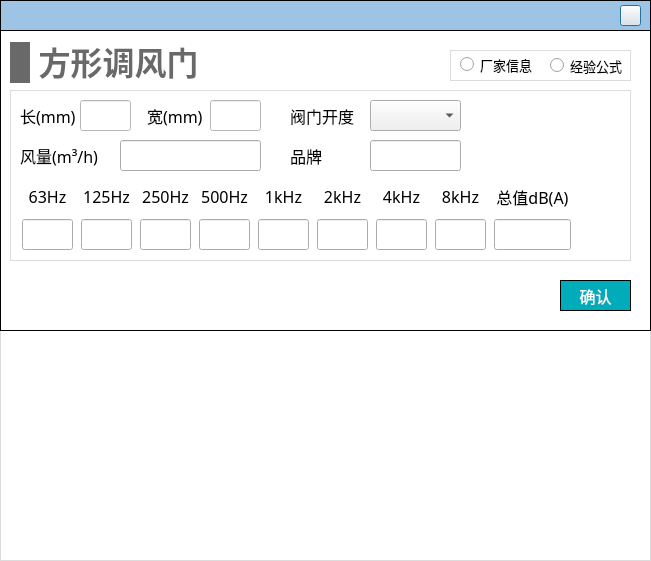
Old version of the form NoiseCalSoft/inputDialog/dialog_rect_damper.ui in the repository haobana/NoiCal.
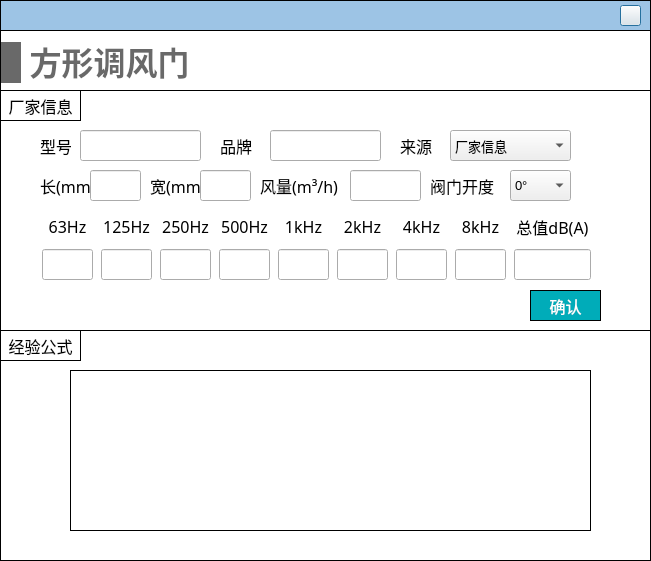
New version of the form. Icons and pictures are not drawn.

```diff
--- a/NoiseCalSoft/inputDialog/dialog_rect_damper.ui
+++ b/NoiseCalSoft/inputDialog/dialog_rect_damper.ui
@@ -87,16 +87,16 @@
    <widget class="QWidget" name="widget_2" native="true">
     <property name="geometry">
      <rect>
-      <x>10</x>
+      <x>0</x>
       <y>60</y>
-      <width>621</width>
-      <height>171</height>
+      <width>651</width>
+      <height>241</height>
      </rect>
     </property>
     <property name="styleSheet">
      <string notr="true">#widget_2
 {
-border: 1px solid #DCDCDC;
+border: 1px solid #000000;
 }
 
 QLabel
@@ -123,9 +123,9 @@
     <widget class="QLineEdit" name="lineEdit_brand">
      <property name="geometry">
       <rect>
-       <x>360</x>
-       <y>50</y>
-       <width>91</width>
+       <x>270</x>
+       <y>40</y>
+       <width>111</width>
        <height>31</height>
       </rect>
      </property>
@@ -133,8 +133,8 @@
     <widget class="QLabel" name="label_4">
      <property name="geometry">
       <rect>
-       <x>280</x>
-       <y>50</y>
+       <x>220</x>
+       <y>40</y>
        <width>41</width>
        <height>31</height>
       </rect>
@@ -152,8 +152,8 @@
     <widget class="QLabel" name="label_5">
      <property name="geometry">
       <rect>
-       <x>280</x>
-       <y>10</y>
+       <x>430</x>
+       <y>80</y>
        <width>71</width>
        <height>31</height>
       </rect>
@@ -171,18 +171,53 @@
     <widget class="QComboBox" name="comboBox_angle">
      <property name="geometry">
       <rect>
-       <x>360</x>
-       <y>10</y>
-       <width>91</width>
+       <x>510</x>
+       <y>80</y>
+       <width>61</width>
        <height>31</height>
       </rect>
      </property>
+     <item>
+      <property name="text">
+       <string>0°</string>
+      </property>
+     </item>
+     <item>
+      <property name="text">
+       <string>15°</string>
+      </property>
+     </item>
+     <item>
+      <property name="text">
+       <string>30°</string>
+      </property>
+     </item>
+     <item>
+      <property name="text">
+       <string>45°</string>
+      </property>
+     </item>
+     <item>
+      <property name="text">
+       <string>60°</string>
+      </property>
+     </item>
+     <item>
+      <property name="text">
+       <string>75°</string>
+      </property>
+     </item>
+     <item>
+      <property name="text">
+       <string>90°</string>
+      </property>
+     </item>
     </widget>
     <widget class="QLabel" name="label_16">
      <property name="geometry">
       <rect>
-       <x>10</x>
-       <y>50</y>
+       <x>260</x>
+       <y>80</y>
        <width>81</width>
        <height>31</height>
       </rect>
@@ -200,125 +235,18 @@
     <widget class="QLineEdit" name="lineEdit_air_volume">
      <property name="geometry">
       <rect>
-       <x>110</x>
-       <y>50</y>
-       <width>141</width>
+       <x>350</x>
+       <y>80</y>
+       <width>71</width>
        <height>31</height>
       </rect>
      </property>
     </widget>
-    <widget class="QStackedWidget" name="stackedWidget_input">
-     <property name="geometry">
-      <rect>
-       <x>10</x>
-       <y>10</y>
-       <width>241</width>
-       <height>31</height>
-      </rect>
-     </property>
-     <property name="styleSheet">
-      <string notr="true">background-color: rgb(255, 255, 255);</string>
-     </property>
-     <property name="currentIndex">
-      <number>0</number>
-     </property>
-     <widget class="QWidget" name="page_formula">
-      <widget class="QLabel" name="label_13">
-       <property name="geometry">
-        <rect>
-         <x>0</x>
-         <y>0</y>
-         <width>61</width>
-         <height>31</height>
-        </rect>
-       </property>
-       <property name="font">
-        <font>
-         <family>黑体</family>
-         <pointsize>-1</pointsize>
-        </font>
-       </property>
-       <property name="text">
-        <string>长(mm)</string>
-       </property>
-      </widget>
-      <widget class="QLineEdit" name="lineEdit_length">
-       <property name="geometry">
-        <rect>
-         <x>60</x>
-         <y>0</y>
-         <width>51</width>
-         <height>31</height>
-        </rect>
-       </property>
-      </widget>
-      <widget class="QLineEdit" name="lineEdit_width">
-       <property name="geometry">
-        <rect>
-         <x>190</x>
-         <y>0</y>
-         <width>51</width>
-         <height>31</height>
-        </rect>
-       </property>
-      </widget>
-      <widget class="QLabel" name="label_18">
-       <property name="geometry">
-        <rect>
-         <x>127</x>
-         <y>0</y>
-         <width>61</width>
-         <height>31</height>
-        </rect>
-       </property>
-       <property name="font">
-        <font>
-         <family>黑体</family>
-         <pointsize>-1</pointsize>
-        </font>
-       </property>
-       <property name="text">
-        <string>宽(mm)</string>
-       </property>
-      </widget>
-     </widget>
-     <widget class="QWidget" name="page_known">
-      <widget class="QLabel" name="label_17">
-       <property name="geometry">
-        <rect>
-         <x>0</x>
-         <y>0</y>
-         <width>31</width>
-         <height>31</height>
-        </rect>
-       </property>
-       <property name="font">
-        <font>
-         <family>黑体</family>
-         <pointsize>-1</pointsize>
-        </font>
-       </property>
-       <property name="text">
-        <string>型号</string>
-       </property>
-      </widget>
-      <widget class="QLineEdit" name="lineEdit_model">
-       <property name="geometry">
-        <rect>
-         <x>100</x>
-         <y>0</y>
-         <width>121</width>
-         <height>31</height>
-        </rect>
-       </property>
-      </widget>
-     </widget>
-    </widget>
     <widget class="QWidget" name="layoutWidget_3">
      <property name="geometry">
       <rect>
-       <x>10</x>
-       <y>90</y>
+       <x>40</x>
+       <y>120</y>
        <width>561</width>
        <height>72</height>
       </rect>
@@ -791,24 +719,52 @@
       </item>
      </layout>
     </widget>
-   </widget>
-   <widget class="QPushButton" name="pushButton_confirm">
-    <property name="geometry">
-     <rect>
-      <x>560</x>
-      <y>250</y>
-      <width>71</width>
-      <height>31</height>
-     </rect>
-    </property>
-    <property name="font">
-     <font>
-      <family>黑体</family>
-      <pointsize>12</pointsize>
-     </font>
-    </property>
-    <property name="styleSheet">
-     <string notr="true">QPushButton
+    <widget class="QLabel" name="label_17">
+     <property name="geometry">
+      <rect>
+       <x>40</x>
+       <y>40</y>
+       <width>31</width>
+       <height>31</height>
+      </rect>
+     </property>
+     <property name="font">
+      <font>
+       <family>黑体</family>
+       <pointsize>-1</pointsize>
+      </font>
+     </property>
+     <property name="text">
+      <string>型号</string>
+     </property>
+    </widget>
+    <widget class="QLineEdit" name="lineEdit_model">
+     <property name="geometry">
+      <rect>
+       <x>80</x>
+       <y>40</y>
+       <width>121</width>
+       <height>31</height>
+      </rect>
+     </property>
+    </widget>
+    <widget class="QPushButton" name="pushButton_confirm">
+     <property name="geometry">
+      <rect>
+       <x>530</x>
+       <y>200</y>
+       <width>71</width>
+       <height>31</height>
+      </rect>
+     </property>
+     <property name="font">
+      <font>
+       <family>黑体</family>
+       <pointsize>12</pointsize>
+      </font>
+     </property>
+     <property name="styleSheet">
+      <string notr="true">QPushButton
 {
 	color:#ffffff; /*文字颜色*/
     background-color: #00ACB9;/*背景色*/
@@ -822,15 +778,138 @@
 background-color: rgb(0,142,153);
 color: white;
 }</string>
-    </property>
-    <property name="text">
-     <string>确认</string>
-    </property>
+     </property>
+     <property name="text">
+      <string>确认</string>
+     </property>
+    </widget>
+    <widget class="QLabel" name="label_7">
+     <property name="geometry">
+      <rect>
+       <x>0</x>
+       <y>0</y>
+       <width>81</width>
+       <height>31</height>
+      </rect>
+     </property>
+     <property name="font">
+      <font>
+       <family>黑体</family>
+       <pointsize>-1</pointsize>
+      </font>
+     </property>
+     <property name="styleSheet">
+      <string notr="true">border: 1px solid #000000;</string>
+     </property>
+     <property name="text">
+      <string>厂家信息</string>
+     </property>
+     <property name="alignment">
+      <set>Qt::AlignCenter</set>
+     </property>
+    </widget>
+    <widget class="QComboBox" name="comboBox_data_source">
+     <property name="geometry">
+      <rect>
+       <x>450</x>
+       <y>40</y>
+       <width>121</width>
+       <height>31</height>
+      </rect>
+     </property>
+     <item>
+      <property name="text">
+       <string>厂家信息</string>
+      </property>
+     </item>
+     <item>
+      <property name="text">
+       <string>设计预估</string>
+      </property>
+     </item>
+    </widget>
+    <widget class="QLabel" name="label_8">
+     <property name="geometry">
+      <rect>
+       <x>400</x>
+       <y>40</y>
+       <width>41</width>
+       <height>31</height>
+      </rect>
+     </property>
+     <property name="font">
+      <font>
+       <family>黑体</family>
+       <pointsize>-1</pointsize>
+      </font>
+     </property>
+     <property name="text">
+      <string>来源</string>
+     </property>
+    </widget>
+    <widget class="QLabel" name="label_18">
+     <property name="geometry">
+      <rect>
+       <x>40</x>
+       <y>80</y>
+       <width>51</width>
+       <height>31</height>
+      </rect>
+     </property>
+     <property name="font">
+      <font>
+       <family>黑体</family>
+       <pointsize>-1</pointsize>
+      </font>
+     </property>
+     <property name="text">
+      <string>长(mm)</string>
+     </property>
+    </widget>
+    <widget class="QLineEdit" name="lineEdit_length">
+     <property name="geometry">
+      <rect>
+       <x>90</x>
+       <y>80</y>
+       <width>51</width>
+       <height>31</height>
+      </rect>
+     </property>
+    </widget>
+    <widget class="QLineEdit" name="lineEdit_width">
+     <property name="geometry">
+      <rect>
+       <x>200</x>
+       <y>80</y>
+       <width>51</width>
+       <height>31</height>
+      </rect>
+     </property>
+    </widget>
+    <widget class="QLabel" name="label_19">
+     <property name="geometry">
+      <rect>
+       <x>150</x>
+       <y>80</y>
+       <width>51</width>
+       <height>31</height>
+      </rect>
+     </property>
+     <property name="font">
+      <font>
+       <family>黑体</family>
+       <pointsize>-1</pointsize>
+      </font>
+     </property>
+     <property name="text">
+      <string>宽(mm)</string>
+     </property>
+    </widget>
    </widget>
    <widget class="QWidget" name="layoutWidget_7">
     <property name="geometry">
      <rect>
-      <x>10</x>
+      <x>1</x>
       <y>10</y>
       <width>191</width>
       <height>45</height>
@@ -887,62 +966,8 @@
      </item>
     </layout>
    </widget>
-   <widget class="QWidget" name="widget_7" native="true">
-    <property name="geometry">
-     <rect>
-      <x>450</x>
-      <y>20</y>
-      <width>181</width>
-      <height>31</height>
-     </rect>
-    </property>
-    <property name="styleSheet">
-     <string notr="true">#widget_7
-{
-border: 1px solid #DCDCDC;
-}</string>
-    </property>
-    <widget class="QRadioButton" name="radioButton_known">
-     <property name="geometry">
-      <rect>
-       <x>10</x>
-       <y>-1</y>
-       <width>81</width>
-       <height>31</height>
-      </rect>
-     </property>
-     <property name="font">
-      <font>
-       <family>黑体</family>
-       <pointsize>10</pointsize>
-      </font>
-     </property>
-     <property name="text">
-      <string>厂家信息</string>
-     </property>
-    </widget>
-    <widget class="QRadioButton" name="radioButton_formula">
-     <property name="geometry">
-      <rect>
-       <x>100</x>
-       <y>0</y>
-       <width>81</width>
-       <height>31</height>
-      </rect>
-     </property>
-     <property name="font">
-      <font>
-       <family>黑体</family>
-       <pointsize>10</pointsize>
-      </font>
-     </property>
-     <property name="text">
-      <string>经验公式</string>
-     </property>
-    </widget>
-   </widget>
   </widget>
-  <widget class="QStackedWidget" name="stackedWidget_descri">
+  <widget class="QWidget" name="widget" native="true">
    <property name="geometry">
     <rect>
      <x>0</x>
@@ -951,59 +976,47 @@
      <height>231</height>
     </rect>
    </property>
-   <property name="minimumSize">
-    <size>
-     <width>651</width>
-     <height>231</height>
-    </size>
-   </property>
    <property name="styleSheet">
-    <string notr="true">background-color: rgb(255, 255, 255);</string>
+    <string notr="true">border: 1px solid #000000;</string>
    </property>
-   <property name="currentIndex">
-    <number>0</number>
-   </property>
-   <widget class="QWidget" name="page_descri">
-    <widget class="QWidget" name="widget_6" native="true">
-     <property name="geometry">
-      <rect>
-       <x>0</x>
-       <y>0</y>
-       <width>651</width>
-       <height>231</height>
-      </rect>
-     </property>
-     <property name="minimumSize">
-      <size>
-       <width>651</width>
-       <height>231</height>
-      </size>
-     </property>
-     <property name="styleSheet">
-      <string notr="true">#widget_6
-{
-border: 1px solid #DCDCDC;
-}</string>
-     </property>
-     <widget class="QLabel" name="label">
-      <property name="geometry">
-       <rect>
-        <x>10</x>
-        <y>20</y>
-        <width>521</width>
-        <height>161</height>
-       </rect>
-      </property>
-      <property name="styleSheet">
-       <string notr="true">border-image: url(:/images/image/damper_desci.png);</string>
-      </property>
-      <property name="text">
-       <string/>
-      </property>
-     </widget>
-    </widget>
+   <widget class="QLabel" name="label">
+    <property name="geometry">
+     <rect>
+      <x>70</x>
+      <y>40</y>
+      <width>521</width>
+      <height>161</height>
+     </rect>
+    </property>
+    <property name="styleSheet">
+     <string notr="true">border-image: url(:/images/image/damper_desci.png);</string>
+    </property>
+    <property name="text">
+     <string/>
+    </property>
    </widget>
-   <widget class="QWidget" name="page_white"/>
+   <widget class="QLabel" name="label_6">
+    <property name="geometry">
+     <rect>
+      <x>0</x>
+      <y>0</y>
+      <width>81</width>
+      <height>31</height>
+     </rect>
+    </property>
+    <property name="font">
+     <font>
+      <family>黑体</family>
+      <pointsize>12</pointsize>
+     </font>
+    </property>
+    <property name="text">
+     <string>经验公式</string>
+    </property>
+    <property name="alignment">
+     <set>Qt::AlignCenter</set>
+    </property>
+   </widget>
   </widget>
   <zorder>widget_top</zorder>
   <zorder>stackedWidget_descri</zorder>
```
Left out of the diff: 3 changed lines with no effect on the pictures.
